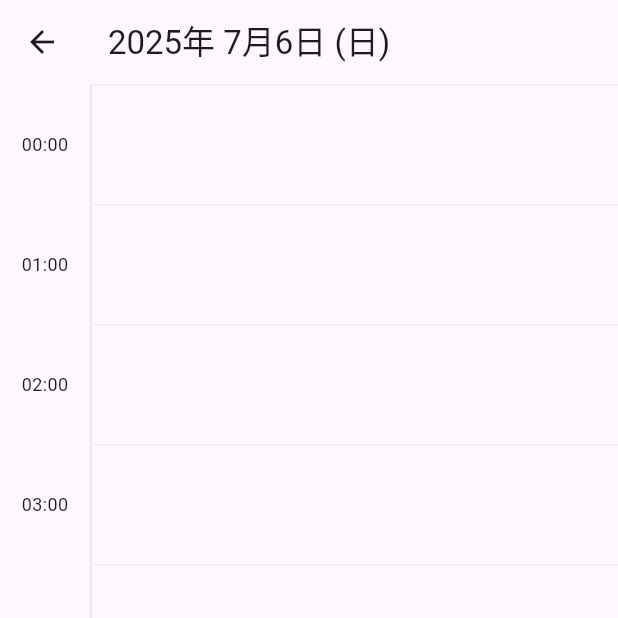
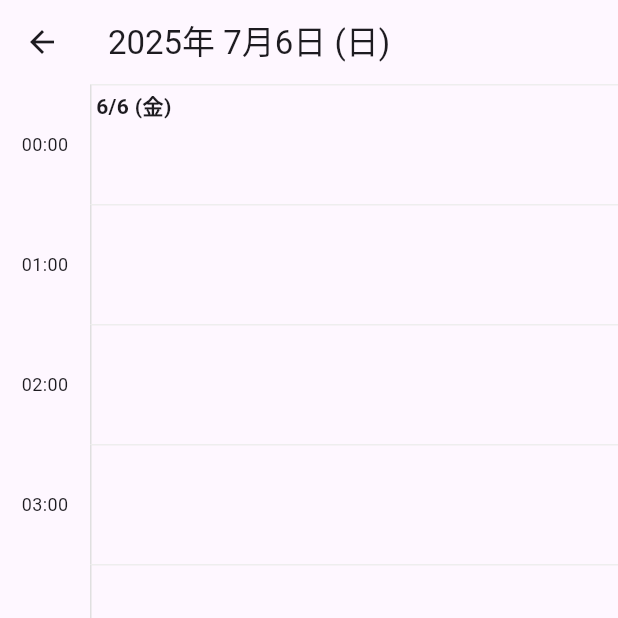
Before and after one commit to otonasi-muonn/schedule-share-app, a Flutter app: the screen it shows once a user with an empty profile is signed in, after a tap on the "timeline" icon, on a phone screen of 412 x 824 dp, the top half of it. Run offline on Flutter 3.47's test engine with Material 3 defaults, Android fonts, the phone set to English and light mode, and no system bars; our stand-ins replace cloud_firestore, firebase_auth, firebase_core, table_calendar; accounts and stored records are empty.

Commit message:
fix(timeline): スクロール時に表示がリセットされるバグを修正

```diff
--- a/lib/presentation/timeline_view/timeline_view_screen.dart
+++ b/lib/presentation/timeline_view/timeline_view_screen.dart
@@ -6,6 +6,7 @@ import 'package:intl/intl.dart';
 import 'package:collection/collection.dart';
 import 'package:schedule_share_app/presentation/widgets/schedule_dialog.dart';
 
+// 描画イベントのヘルパークラス
 class RenderableEvent {
   final DocumentSnapshot doc;
   final DateTime displayStart;
@@ -37,19 +38,19 @@ class TimelineViewScreen extends StatefulWidget {
 class _TimelineViewScreenState extends State<TimelineViewScreen> {
   final ScrollController _scrollController = ScrollController();
   final double _hourHeight = 80.0;
-  final int _totalDays = 61;
+  final int _totalDays = 61; // 約2ヶ月分
   late final DateTime _startDate;
   late final int _initialDayIndex;
-  DateTime _appBarDate = DateTime.now();
-  // --- MODIFIED! 1分ごとに更新するタイマーを削除 ---
-  // Timer? _currentTimeTimer;
+
+  // --- NEW! アプリバーの日付専用の通知役 ---
+  late final ValueNotifier<DateTime> _appBarDateNotifier;
 
   @override
   void initState() {
     super.initState();
     _initialDayIndex = _totalDays ~/ 2;
     _startDate = DateUtils.dateOnly(widget.initialDate).subtract(Duration(days: _initialDayIndex));
-    _appBarDate = widget.initialDate;
+    _appBarDateNotifier = ValueNotifier(widget.initialDate);
 
     WidgetsBinding.instance.addPostFrameCallback((_) {
       if (mounted && _scrollController.hasClients) {
@@ -60,13 +61,13 @@ class _TimelineViewScreenState extends State<TimelineViewScreen> {
 
     _scrollController.addListener(() {
       if (!mounted || !_scrollController.hasClients) return;
-      final centerOffset = _scrollController.offset + (context.size?.height ?? 0) / 2;
+      // 画面上部から1/4の位置を基準に日付を判定
+      final centerOffset = _scrollController.offset + (context.size!.height / 4);
       final centerDayIndex = (centerOffset / (_hourHeight * 24)).floor();
       final newDate = _startDate.add(Duration(days: centerDayIndex));
-      if (!DateUtils.isSameDay(_appBarDate, newDate)) {
-        setState(() {
-          _appBarDate = newDate;
-        });
+
+      if (!DateUtils.isSameDay(_appBarDateNotifier.value, newDate)) {
+        _appBarDateNotifier.value = newDate;
       }
     });
   }
@@ -74,7 +75,7 @@ class _TimelineViewScreenState extends State<TimelineViewScreen> {
   @override
   void dispose() {
     _scrollController.dispose();
-    // _currentTimeTimer?.cancel(); // タイマーを削除したので、これも不要
+    _appBarDateNotifier.dispose();
     super.dispose();
   }
 
@@ -82,7 +83,15 @@ class _TimelineViewScreenState extends State<TimelineViewScreen> {
   Widget build(BuildContext context) {
     final user = FirebaseAuth.instance.currentUser;
     return Scaffold(
-      appBar: AppBar(title: Text(DateFormat('yyyy年 M月d日 (E)', 'ja').format(_appBarDate))),
+      appBar: AppBar(
+        // --- MODIFIED! ValueListenableBuilderでタイトルだけを更新 ---
+        title: ValueListenableBuilder<DateTime>(
+          valueListenable: _appBarDateNotifier,
+          builder: (context, value, child) {
+            return Text(DateFormat('yyyy年 M月d日 (E)', 'ja').format(value));
+          },
+        ),
+      ),
       body: StreamBuilder<QuerySnapshot>(
         stream: FirebaseFirestore.instance.collection('schedules').where('userId', isEqualTo: user?.uid).where('startTime', isGreaterThanOrEqualTo: _startDate).where('startTime', isLessThan: _startDate.add(Duration(days: _totalDays))).snapshots(),
         builder: (context, snapshot) {
@@ -120,13 +129,13 @@ class _TimelineViewScreenState extends State<TimelineViewScreen> {
   }
 
   Widget _buildTimeSlot(int index, List<RenderableEvent> allRenderableEvents) {
+    final dayIndex = index ~/ 24;
     final hour = index % 24;
+    final day = _startDate.add(Duration(days: dayIndex));
+    final slotStart = DateTime(day.year, day.month, day.day, hour);
+    final slotEnd = slotStart.add(const Duration(hours: 1));
 
     final eventsInSlot = allRenderableEvents.where((event) {
-      final dayIndex = index ~/ 24;
-      final day = _startDate.add(Duration(days: dayIndex));
-      final slotStart = DateTime(day.year, day.month, day.day, hour);
-      final slotEnd = slotStart.add(const Duration(hours: 1));
       return event.displayStart.isBefore(slotEnd) && event.displayEnd.isAfter(slotStart);
     }).toList();
 
@@ -145,11 +154,19 @@ class _TimelineViewScreenState extends State<TimelineViewScreen> {
           ),
           Expanded(
             child: Stack(
+              clipBehavior: Clip.none,
               children: [
                 Container(decoration: BoxDecoration(border: Border(top: BorderSide(color: Colors.grey.shade200), left: BorderSide(color: Colors.grey.shade300)))),
-                // --- MODIFIED! タイムライン内の日付表示を削除 ---
-                ..._buildEventBlocks(eventsInSlot, hour),
-                ..._buildCurrentTimeIndicator(hour),
+                ..._buildEventBlocks(eventsInSlot, slotStart),
+                if (hour == 0)
+                  Positioned(
+                    top: 4, left: 4,
+                    child: Text(
+                      '${day.month}/${day.day} (${DateFormat.E('ja').format(day)})',
+                      style: TextStyle(fontWeight: FontWeight.bold, color: DateUtils.isSameDay(day, widget.initialDate) ? Colors.deepPurple : null, backgroundColor: Theme.of(context).scaffoldBackgroundColor.withAlpha(200)),
+                    ),
+                  ),
+                ..._buildCurrentTimeIndicator(slotStart),
               ],
             ),
           ),
@@ -158,22 +175,18 @@ class _TimelineViewScreenState extends State<TimelineViewScreen> {
     );
   }
 
-  List<Widget> _buildCurrentTimeIndicator(int hour) {
+  List<Widget> _buildCurrentTimeIndicator(DateTime slotStart) {
     final now = DateTime.now();
-    final slotStart = DateUtils.dateOnly(now).add(Duration(hours: hour));
     final slotEnd = slotStart.add(const Duration(hours: 1));
     if (now.isBefore(slotStart) || now.isAfter(slotEnd)) return [];
-
     final topOffset = (now.difference(slotStart).inMinutes / 60.0) * _hourHeight;
     return [Positioned(top: topOffset, left: -8, right: 0, child: IgnorePointer(child: Row(children: [Icon(Icons.circle, color: Colors.red[700], size: 12), Expanded(child: Container(height: 2, color: Colors.red[700]))])))];
   }
 
-  List<Widget> _buildEventBlocks(List<RenderableEvent> events, int hour) {
+  List<Widget> _buildEventBlocks(List<RenderableEvent> events, DateTime slotStart) {
     final availableWidth = MediaQuery.of(context).size.width - 60;
     return events.map((event) {
       final data = event.doc.data() as Map<String, dynamic>;
-      final slotStart = DateUtils.dateOnly(event.displayStart).add(Duration(hours: hour));
-
       final eventStart = event.displayStart.isAfter(slotStart) ? event.displayStart : slotStart;
       final eventEnd = event.displayEnd.isBefore(slotStart.add(const Duration(hours: 1))) ? event.displayEnd : slotStart.add(const Duration(hours: 1));
 
@@ -214,9 +227,10 @@ class _TimelineViewScreenState extends State<TimelineViewScreen> {
 
   List<RenderableEvent> _calculateLayout(List<QueryDocumentSnapshot> allDocs) {
     List<RenderableEvent> renderableEvents = [];
-    allDocs.sort((a, b) => (a['startTime'] as Timestamp).compareTo(b['startTime'] as Timestamp));
+    final sortedDocs = List<QueryDocumentSnapshot>.from(allDocs);
+    sortedDocs.sort((a, b) => (a['startTime'] as Timestamp).compareTo(b['startTime'] as Timestamp));
 
-    for (final doc in allDocs) {
+    for (final doc in sortedDocs) {
       final data = doc.data() as Map<String, dynamic>;
       if (data['isAllDay'] as bool? ?? false) continue;
 
```
